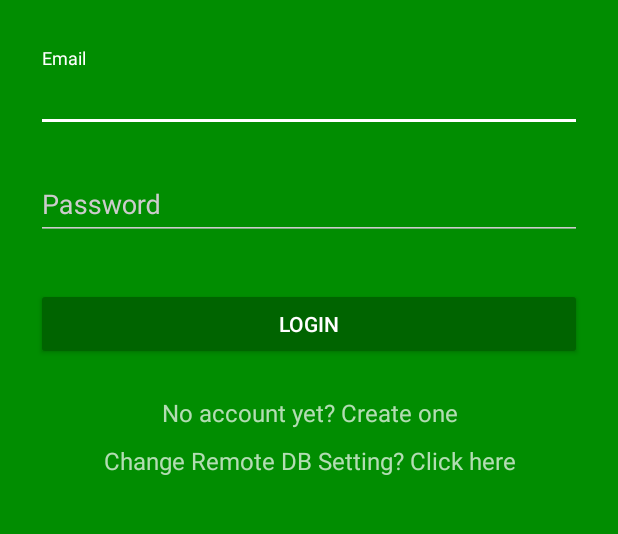
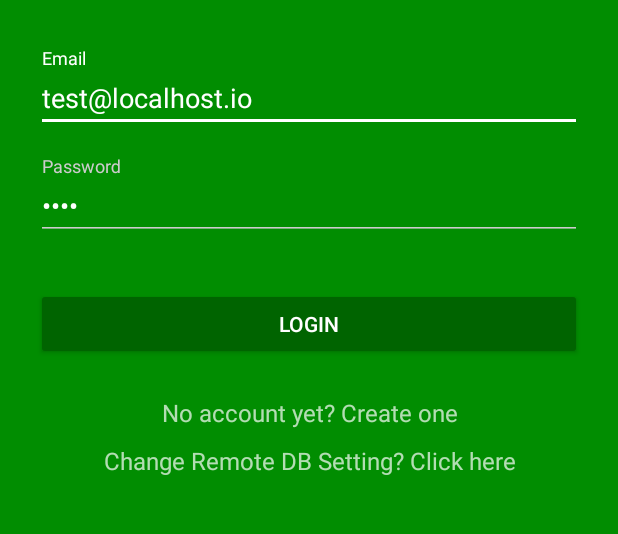
Before and after one commit to hosung03/DrawPadAndEPubReader_android, an Android app: the screen it shows after launch (LoginActivity), on a phone screen of 412 x 824 dp, the part 192-726 px from its top. Run offline under Robolectric (Android 15) with nearby library versions, the phone set to English and light mode, and no system bars; libraries missing offline, so code that uses them is left out: io.realm, io.realm.exceptions; 1 statement that could not run was skipped.

Commit message:
change realm color model

```diff
--- a/app/src/main/java/com/hosung/drawpadandepubreader/LoginActivity.java
+++ b/app/src/main/java/com/hosung/drawpadandepubreader/LoginActivity.java
@@ -78,9 +78,9 @@ public class LoginActivity extends AppCompatActivity {
 
 
         // for test
-        // MainActivity.setRrealmServerIP("10.20.144.100");
-        // emailText.setText("test@localhost.io");
-        // passwordText.setText("1234");
+         MainActivity.setRrealmServerIP("10.51.205.175");
+         emailText.setText("test@localhost.io");
+         passwordText.setText("1234");
     }
 
     public void login() {
--- a/app/src/main/java/com/hosung/drawpadandepubreader/models/DrawPath.java
+++ b/app/src/main/java/com/hosung/drawpadandepubreader/models/DrawPath.java
@@ -26,7 +26,7 @@ import io.realm.RealmObject;
 public class DrawPath extends RealmObject {
     private boolean saved = false;
     private boolean completed = false;
-    private Integer color = 0;
+    private String color = "";
     private Integer bushsize = 0;
     private RealmList<DrawPoint> points;
 
@@ -46,11 +46,11 @@ public class DrawPath extends RealmObject {
         this.completed = completed;
     }
 
-    public Integer getColor() {
+    public String getColor() {
         return color;
     }
 
-    public void setColor(Integer color) {
+    public void setColor(String color) {
         this.color = color;
     }
 
```
Also changed, not shown: app/src/main/java/com/hosung/drawpadandepubreader/DrawPadActivity.java (+7 -4 lines), 52 other files.
